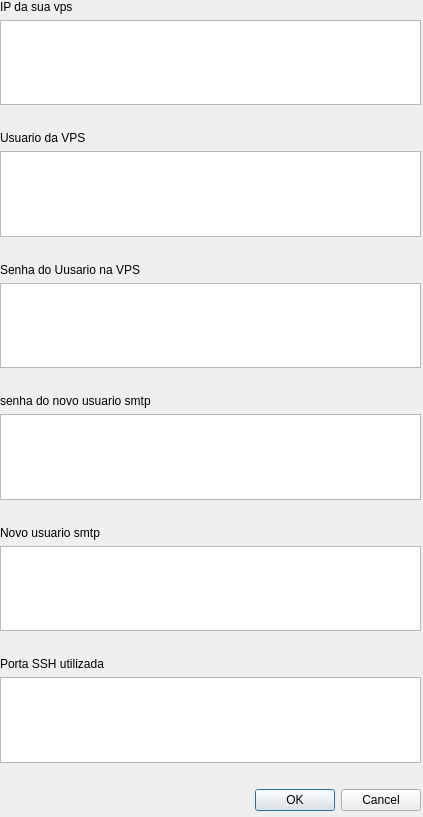
Before: the Qt Designer form form.ui in lemosjose/smtp-config, drawn with Qt 5.
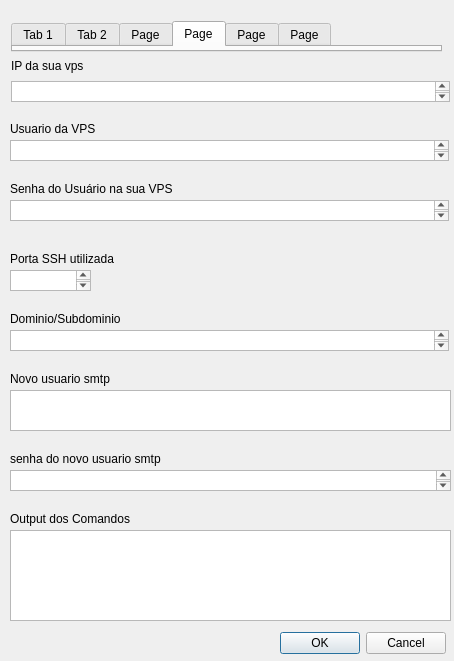
After: the same form once the commit is applied.

Commit message: finaliza interface

```diff
--- a/form.ui
+++ b/form.ui
@@ -6,169 +6,261 @@
    <rect>
     <x>0</x>
     <y>0</y>
-    <width>423</width>
-    <height>817</height>
+    <width>454</width>
+    <height>661</height>
    </rect>
   </property>
   <property name="windowTitle">
    <string>Widget</string>
   </property>
-  <widget class="QWidget" name="verticalLayoutWidget">
+  <widget class="QTextEdit" name="textEdit_7">
    <property name="geometry">
     <rect>
-     <x>0</x>
-     <y>0</y>
-     <width>421</width>
-     <height>811</height>
+     <x>10</x>
+     <y>330</y>
+     <width>439</width>
+     <height>21</height>
     </rect>
    </property>
-   <layout class="QVBoxLayout" name="verticalLayout">
-    <item>
-     <widget class="QLabel" name="label_3">
-      <property name="text">
-       <string>IP da sua vps</string>
-      </property>
-     </widget>
-    </item>
-    <item>
-     <widget class="QTextBrowser" name="textBrowser_5"/>
-    </item>
-    <item>
-     <spacer name="horizontalSpacer_5">
-      <property name="orientation">
-       <enum>Qt::Orientation::Horizontal</enum>
-      </property>
-      <property name="sizeHint" stdset="0">
-       <size>
-        <width>40</width>
-        <height>20</height>
-       </size>
-      </property>
-     </spacer>
-    </item>
-    <item>
-     <widget class="QLabel" name="label_5">
-      <property name="text">
-       <string>Usuario da VPS</string>
-      </property>
-     </widget>
-    </item>
-    <item>
-     <widget class="QTextBrowser" name="textBrowser_3"/>
-    </item>
-    <item>
-     <spacer name="horizontalSpacer_6">
-      <property name="orientation">
-       <enum>Qt::Orientation::Horizontal</enum>
-      </property>
-      <property name="sizeHint" stdset="0">
-       <size>
-        <width>40</width>
-        <height>20</height>
-       </size>
-      </property>
-     </spacer>
-    </item>
-    <item>
-     <widget class="QLabel" name="label_6">
-      <property name="text">
-       <string>Senha do Uusario na VPS</string>
-      </property>
-     </widget>
-    </item>
-    <item>
-     <widget class="QTextEdit" name="textEdit"/>
-    </item>
-    <item>
-     <spacer name="horizontalSpacer">
-      <property name="orientation">
-       <enum>Qt::Orientation::Horizontal</enum>
-      </property>
-      <property name="sizeHint" stdset="0">
-       <size>
-        <width>40</width>
-        <height>20</height>
-       </size>
-      </property>
-     </spacer>
-    </item>
-    <item>
-     <widget class="QLabel" name="label_2">
-      <property name="text">
-       <string>senha do novo usuario smtp</string>
-      </property>
-     </widget>
-    </item>
-    <item>
-     <widget class="QTextBrowser" name="textBrowser_2"/>
-    </item>
-    <item>
-     <spacer name="horizontalSpacer_2">
-      <property name="orientation">
-       <enum>Qt::Orientation::Horizontal</enum>
-      </property>
-      <property name="sizeHint" stdset="0">
-       <size>
-        <width>40</width>
-        <height>20</height>
-       </size>
-      </property>
-     </spacer>
-    </item>
-    <item>
-     <widget class="QLabel" name="label">
-      <property name="text">
-       <string>Novo usuario smtp</string>
-      </property>
-     </widget>
-    </item>
-    <item>
-     <widget class="QTextBrowser" name="textBrowser"/>
-    </item>
-    <item>
-     <spacer name="horizontalSpacer_3">
-      <property name="orientation">
-       <enum>Qt::Orientation::Horizontal</enum>
-      </property>
-      <property name="sizeHint" stdset="0">
-       <size>
-        <width>40</width>
-        <height>20</height>
-       </size>
-      </property>
-     </spacer>
-    </item>
-    <item>
-     <widget class="QLabel" name="label_4">
-      <property name="text">
-       <string>Porta SSH utilizada</string>
-      </property>
-     </widget>
-    </item>
-    <item>
-     <widget class="QTextBrowser" name="textBrowser_4"/>
-    </item>
-    <item>
-     <spacer name="horizontalSpacer_4">
-      <property name="orientation">
-       <enum>Qt::Orientation::Horizontal</enum>
-      </property>
-      <property name="sizeHint" stdset="0">
-       <size>
-        <width>40</width>
-        <height>20</height>
-       </size>
-      </property>
-     </spacer>
-    </item>
-    <item>
-     <widget class="QDialogButtonBox" name="buttonBox">
-      <property name="standardButtons">
-       <set>QDialogButtonBox::StandardButton::Cancel|QDialogButtonBox::StandardButton::Ok</set>
-      </property>
-     </widget>
-    </item>
-   </layout>
+  </widget>
+  <widget class="QLabel" name="label_4">
+   <property name="geometry">
+    <rect>
+     <x>10</x>
+     <y>250</y>
+     <width>127</width>
+     <height>18</height>
+    </rect>
+   </property>
+   <property name="text">
+    <string>Porta SSH utilizada</string>
+   </property>
+  </widget>
+  <widget class="QTextEdit" name="textEdit_3">
+   <property name="enabled">
+    <bool>true</bool>
+   </property>
+   <property name="geometry">
+    <rect>
+     <x>10</x>
+     <y>200</y>
+     <width>439</width>
+     <height>21</height>
+    </rect>
+   </property>
+  </widget>
+  <widget class="QLabel" name="label_7">
+   <property name="geometry">
+    <rect>
+     <x>10</x>
+     <y>310</y>
+     <width>142</width>
+     <height>18</height>
+    </rect>
+   </property>
+   <property name="text">
+    <string>Dominio/Subdominio</string>
+   </property>
+  </widget>
+  <widget class="QLabel" name="label_8">
+   <property name="geometry">
+    <rect>
+     <x>10</x>
+     <y>510</y>
+     <width>150</width>
+     <height>18</height>
+    </rect>
+   </property>
+   <property name="text">
+    <string>Output dos Comandos</string>
+   </property>
+  </widget>
+  <widget class="QTextEdit" name="textEdit_6">
+   <property name="geometry">
+    <rect>
+     <x>10</x>
+     <y>270</y>
+     <width>81</width>
+     <height>21</height>
+    </rect>
+   </property>
+  </widget>
+  <widget class="QTextEdit" name="textEdit">
+   <property name="geometry">
+    <rect>
+     <x>11</x>
+     <y>81</y>
+     <width>439</width>
+     <height>21</height>
+    </rect>
+   </property>
+  </widget>
+  <widget class="QLabel" name="label_5">
+   <property name="geometry">
+    <rect>
+     <x>10</x>
+     <y>120</y>
+     <width>100</width>
+     <height>18</height>
+    </rect>
+   </property>
+   <property name="text">
+    <string>Usuario da VPS</string>
+   </property>
+  </widget>
+  <widget class="QTextEdit" name="textEdit_2">
+   <property name="geometry">
+    <rect>
+     <x>10</x>
+     <y>140</y>
+     <width>439</width>
+     <height>21</height>
+    </rect>
+   </property>
+  </widget>
+  <widget class="QDialogButtonBox" name="buttonBox">
+   <property name="geometry">
+    <rect>
+     <x>280</x>
+     <y>630</y>
+     <width>166</width>
+     <height>26</height>
+    </rect>
+   </property>
+   <property name="standardButtons">
+    <set>QDialogButtonBox::StandardButton::Cancel|QDialogButtonBox::StandardButton::Ok</set>
+   </property>
+  </widget>
+  <widget class="QTextEdit" name="textEdit_4">
+   <property name="geometry">
+    <rect>
+     <x>10</x>
+     <y>470</y>
+     <width>441</width>
+     <height>21</height>
+    </rect>
+   </property>
+   <property name="maximumSize">
+    <size>
+     <width>14777215</width>
+     <height>14777215</height>
+    </size>
+   </property>
+  </widget>
+  <widget class="QPlainTextEdit" name="plainTextEdit">
+   <property name="geometry">
+    <rect>
+     <x>10</x>
+     <y>530</y>
+     <width>441</width>
+     <height>91</height>
+    </rect>
+   </property>
+  </widget>
+  <widget class="QLabel" name="label_6">
+   <property name="geometry">
+    <rect>
+     <x>10</x>
+     <y>180</y>
+     <width>191</width>
+     <height>18</height>
+    </rect>
+   </property>
+   <property name="text">
+    <string>Senha do Usuário na sua VPS</string>
+   </property>
+  </widget>
+  <widget class="QTabWidget" name="tabWidget">
+   <property name="geometry">
+    <rect>
+     <x>11</x>
+     <y>21</y>
+     <width>431</width>
+     <height>31</height>
+    </rect>
+   </property>
+   <property name="currentIndex">
+    <number>3</number>
+   </property>
+   <widget class="QWidget" name="tab">
+    <attribute name="title">
+     <string>Tab 1</string>
+    </attribute>
+   </widget>
+   <widget class="QWidget" name="tab_2">
+    <attribute name="title">
+     <string>Tab 2</string>
+    </attribute>
+   </widget>
+   <widget class="QWidget" name="tab_3">
+    <attribute name="title">
+     <string>Page</string>
+    </attribute>
+   </widget>
+   <widget class="QWidget" name="tab_4">
+    <attribute name="title">
+     <string>Page</string>
+    </attribute>
+   </widget>
+   <widget class="QWidget" name="tab_5">
+    <attribute name="title">
+     <string>Page</string>
+    </attribute>
+   </widget>
+   <widget class="QWidget" name="tab_6">
+    <attribute name="title">
+     <string>Page</string>
+    </attribute>
+   </widget>
+  </widget>
+  <widget class="QLabel" name="label_2">
+   <property name="geometry">
+    <rect>
+     <x>10</x>
+     <y>450</y>
+     <width>186</width>
+     <height>18</height>
+    </rect>
+   </property>
+   <property name="text">
+    <string>senha do novo usuario smtp</string>
+   </property>
+  </widget>
+  <widget class="QLabel" name="label">
+   <property name="geometry">
+    <rect>
+     <x>10</x>
+     <y>370</y>
+     <width>126</width>
+     <height>18</height>
+    </rect>
+   </property>
+   <property name="text">
+    <string>Novo usuario smtp</string>
+   </property>
+  </widget>
+  <widget class="QLabel" name="label_3">
+   <property name="geometry">
+    <rect>
+     <x>11</x>
+     <y>57</y>
+     <width>85</width>
+     <height>18</height>
+    </rect>
+   </property>
+   <property name="text">
+    <string>IP da sua vps</string>
+   </property>
+  </widget>
+  <widget class="QTextEdit" name="textEdit_5">
+   <property name="geometry">
+    <rect>
+     <x>10</x>
+     <y>390</y>
+     <width>441</width>
+     <height>41</height>
+    </rect>
+   </property>
   </widget>
  </widget>
  <resources/>
```
The commit also changes 5 other files.
